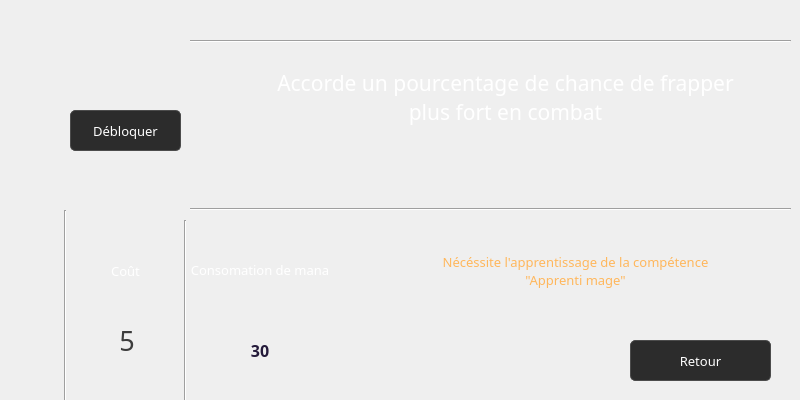
First picture: the form in Development/win_skillinfo.ui, repository AdrienBrune/House_of_fantasy, before the edit.
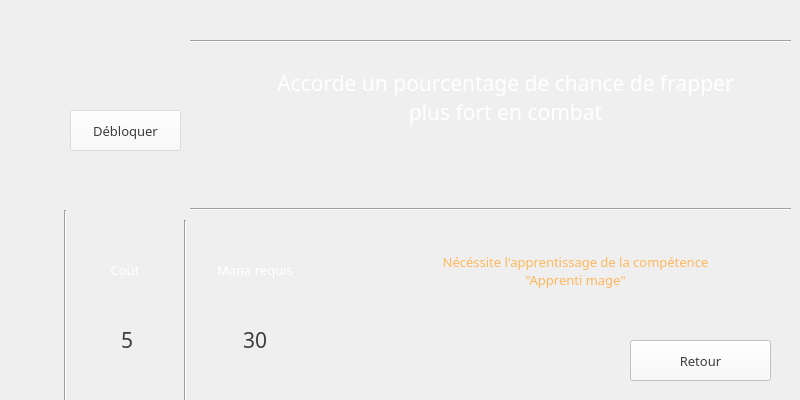
Second picture: the form after the edit. Icons and pictures are not drawn.

Patch:
```diff
--- a/Development/win_skillinfo.ui
+++ b/Development/win_skillinfo.ui
@@ -60,13 +60,13 @@
     <rect>
      <x>70</x>
      <y>255</y>
-     <width>111</width>
-     <height>31</height>
+     <width>110</width>
+     <height>30</height>
     </rect>
    </property>
    <property name="font">
     <font>
-     <family>Papyrus</family>
+     <family>MV Boli</family>
      <pointsize>10</pointsize>
     </font>
    </property>
@@ -94,7 +94,7 @@
    <property name="font">
     <font>
      <family>HP Simplified</family>
-     <pointsize>20</pointsize>
+     <pointsize>16</pointsize>
     </font>
    </property>
    <property name="styleSheet">
@@ -129,10 +129,16 @@
    </property>
    <property name="styleSheet">
     <string notr="true">QPushButton{
-	background-color:#2c2c2c;
-	color:#FFFFFF;
-	border:1px solid #4c4c4c;
-	border-radius:5px;
+	background-color:rgba(250, 250, 250, 100);
+	color:#3c3c3c;
+	/*border:1px solid #4c4c4c;
+	border-radius:5px;*/
+}
+QPushButton::hover{
+	background-color:rgba(250, 250, 250, 180);
+	color:#3c3c3c;
+	/*border:1px solid #4c4c4c;
+	border-radius:5px;*/
 }</string>
    </property>
    <property name="text">
@@ -158,10 +164,16 @@
    </property>
    <property name="styleSheet">
     <string notr="true">QPushButton{
-	background-color:#2c2c2c;
-	color:#FFFFFF;
-	border:1px solid #4c4c4c;
-	border-radius:5px;
+	background-color:rgba(250, 250, 250, 200);
+	color:#3c3c3c;
+	/*border:1px solid #4c4c4c;
+	border-radius:5px;*/
+}
+QPushButton::hover{
+	background-color:rgba(250, 250, 250, 230);
+	color:#3c3c3c;
+	/*border:1px solid #4c4c4c;
+	border-radius:5px;*/
 }</string>
    </property>
    <property name="text">
@@ -171,15 +183,15 @@
   <widget class="QLabel" name="labelManaCost">
    <property name="geometry">
     <rect>
-     <x>185</x>
-     <y>240</y>
-     <width>150</width>
-     <height>60</height>
+     <x>200</x>
+     <y>255</y>
+     <width>110</width>
+     <height>30</height>
     </rect>
    </property>
    <property name="font">
     <font>
-     <family>Papyrus</family>
+     <family>MV Boli</family>
      <pointsize>10</pointsize>
     </font>
    </property>
@@ -189,7 +201,7 @@
 }</string>
    </property>
    <property name="text">
-    <string>Consomation de mana</string>
+    <string>Mana requis</string>
    </property>
    <property name="alignment">
     <set>Qt::AlignCenter</set>
@@ -203,22 +215,22 @@
     <rect>
      <x>215</x>
      <y>300</y>
-     <width>90</width>
-     <height>100</height>
+     <width>80</width>
+     <height>80</height>
     </rect>
    </property>
    <property name="font">
     <font>
      <family>HP Simplified</family>
-     <pointsize>12</pointsize>
-     <weight>75</weight>
-     <bold>true</bold>
+     <pointsize>16</pointsize>
+     <weight>50</weight>
+     <bold>false</bold>
     </font>
    </property>
    <property name="styleSheet">
     <string notr="true">QLabel{
 	border-image:url(:/graphicItems/manaField.png);
-	color:#241A3A;
+	color:#3c3c3c;
 }</string>
    </property>
    <property name="text">
```
Left out of the diff: 2 changed lines with no effect on the pictures.
